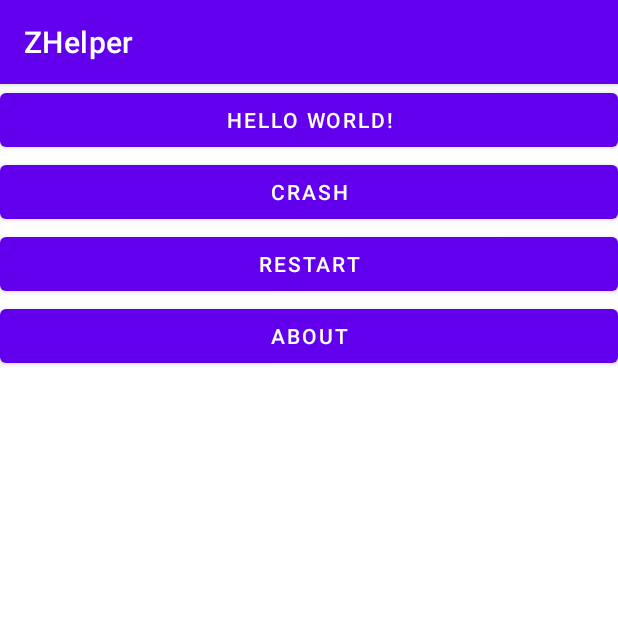
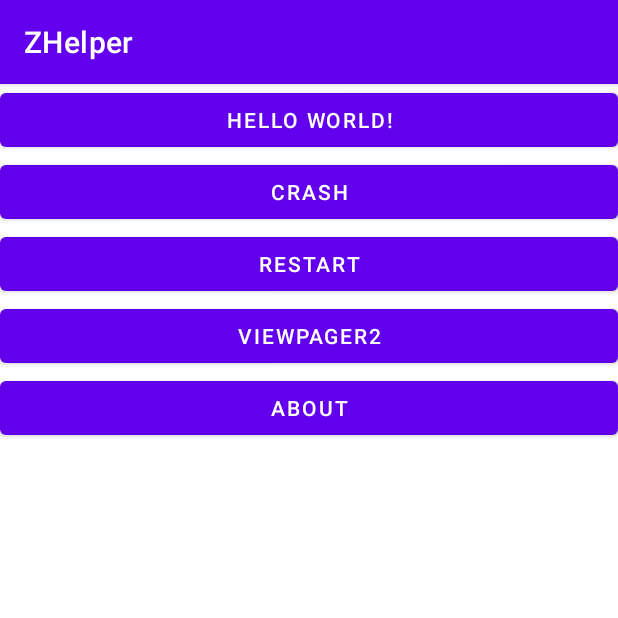
Before and after one commit to zerofancy/zerohelper, an Android app: the screen it shows after launch (MainActivity), on a phone screen of 412 x 824 dp, the top half of it. Run offline under Robolectric (Android 15) with nearby library versions, the phone set to English and light mode, and no system bars.

Commit message:
learn vp2

```diff
--- a/app/src/main/AndroidManifest.xml
+++ b/app/src/main/AndroidManifest.xml
@@ -17,6 +17,7 @@
             android:name=".AboutActivity"
             android:exported="true" />
         <activity android:name=".CrashReportActivity" />
+        <activity android:name=".TestViewPager2Activity" />
         <activity
             android:name=".MainActivity"
             android:exported="true">
--- a/app/src/main/java/top/ntutn/zerohelper/MainActivity.kt
+++ b/app/src/main/java/top/ntutn/zerohelper/MainActivity.kt
@@ -50,8 +50,9 @@ class MainActivity : BaseActivity() {
             }
         }
         viewModel.downloadId.observe(this) {
-            it?:return@observe
-            registerReceiver(receiver,
+            it ?: return@observe
+            registerReceiver(
+                receiver,
                 IntentFilter(DownloadManager.ACTION_DOWNLOAD_COMPLETE)
             )
         }
@@ -67,6 +68,7 @@ class MainActivity : BaseActivity() {
         binding.killButton.setOnClickListener {
             ApplicationUtil.restart()
         }
+        binding.testViewPager2Button.setOnClickListener { TestViewPager2Activity.actionStart(this) }
         binding.aboutButton.setOnClickListener { AboutActivity.actionStart(this) }
 
         UpdateUtil.init(this)
@@ -89,9 +91,9 @@ class MainActivity : BaseActivity() {
         val query = DownloadManager.Query()
         //通过下载的id查找
         query.setFilterById(viewModel.downloadId.value!!)
-        val cursor: Cursor = UpdateUtil.downloadManager?.query(query)?:return
+        val cursor: Cursor = UpdateUtil.downloadManager?.query(query) ?: return
         if (cursor.moveToFirst()) {
-            val column = cursor.getColumnIndex(DownloadManager.COLUMN_STATUS).takeIf { it>=0 }?:return
+            val column = cursor.getColumnIndex(DownloadManager.COLUMN_STATUS).takeIf { it >= 0 } ?: return
             val status: Int = cursor.getInt(column)
             when (status) {
                 DownloadManager.STATUS_PAUSED -> {}
--- a/app/src/main/res/layout/activity_main.xml
+++ b/app/src/main/res/layout/activity_main.xml
@@ -26,8 +26,14 @@
         android:text="restart" />
 
     <Button
+        android:layout_width="match_parent"
+        android:layout_height="wrap_content"
+        android:id="@+id/test_view_pager_2_button"
+        android:text="ViewPager2" />
+
+    <Button
         android:id="@+id/about_button"
         android:layout_width="match_parent"
         android:layout_height="wrap_content"
-        android:text="about"/>
+        android:text="about" />
 </LinearLayout>
```
Also changed, not shown: app/src/main/java/top/ntutn/zerohelper/TestViewPager2Activity.kt (added, +46 -0 lines), app/src/main/res/layout/activity_test_view_pager_2.xml (added, +10 -0 lines).
